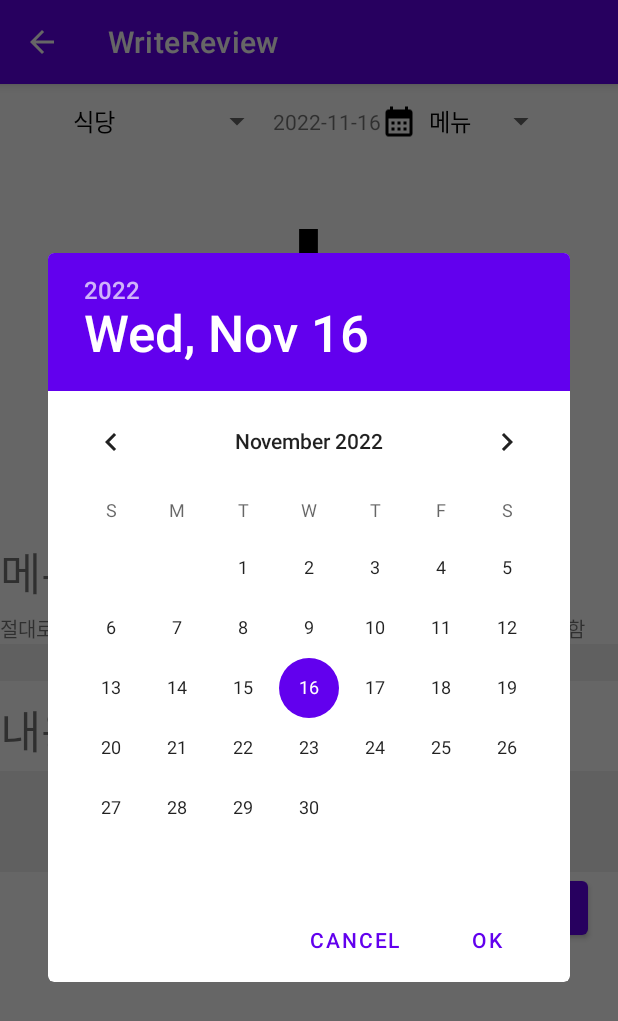
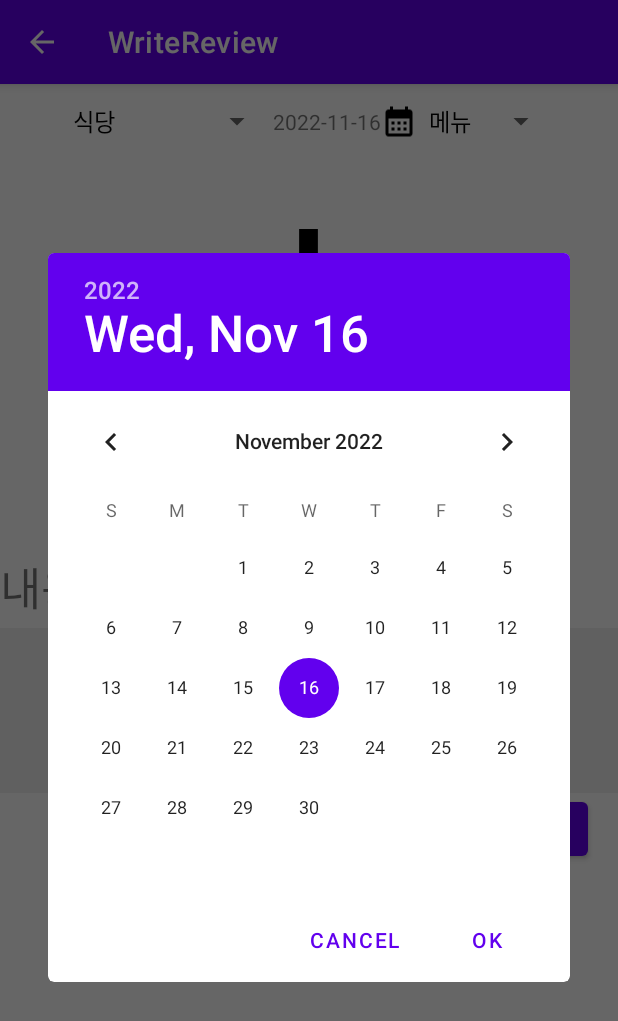
Before and after one commit to ji-hunc/kookbap, an Android app: the WriteReview screen opened directly, with no data from a screen before it, after a tap on an icon or button, on a phone screen of 412 x 824 dp. Shown: the top 1021 px of the screen. Run offline under Robolectric (Android 15) with nearby library versions, the phone set to English and light mode, and no system bars.

Commit message:
식당별 메뉴 이름 가져오기 및 리뷰작성페이지 메뉴이름 에딧텍스트 제거

```diff
--- a/kookbap/app/src/main/java/com/kookmin/kookbap/WriteReview.java
+++ b/kookbap/app/src/main/java/com/kookmin/kookbap/WriteReview.java
@@ -68,7 +68,7 @@ import retrofit2.http.Field;
 public class WriteReview extends AppCompatActivity {
     TextView dateTextView;
     ImageView foodImage, calendarImageButton;
-    EditText editTextReview, editTextMenuName;
+    EditText editTextReview;
     Button postButton;
     RatingBar ratingBar;
 
@@ -76,11 +76,16 @@ public class WriteReview extends AppCompatActivity {
     Bitmap imageBitmap, noticeBitmap;
     Uri uri;
     String chosenDate;
+    String date, nowYear, nowMonth, nowDate;
+
 
     boolean isFilledImage;
     JSONObject jsonObject;
     String[] cafeteriaNames = {"식당", "한울식당", "학생식당", "교직원식당", "K-Bob", "청향 한식당", "청향 양식당", "생활관식당"};
     String[] menus;
+    ArrayList<ArrayList<String>> menuArrayListsss = new ArrayList<>();
+
+    Spinner menuSpinner, cafeteriaSpinner;
 
 
     MenuDataParser menuDataParser;
@@ -91,6 +96,15 @@ public class WriteReview extends AppCompatActivity {
         super.onCreate(savedInstanceState);
         setContentView(R.layout.activity_write_review);
 
+        menuSpinner = findViewById(R.id.menuSpinner);
+        cafeteriaSpinner = findViewById(R.id.cafeteriaSpinner);
+
+        Calendar calendar = Calendar.getInstance();
+        nowYear = Integer.toString(calendar.get(Calendar.YEAR));
+        nowMonth = Integer.toString(calendar.get(Calendar.MONTH) + 1);
+        nowDate = Integer.toString(calendar.get(Calendar.DAY_OF_MONTH));
+        date = nowYear + "-" + nowMonth + "-" + nowDate; // 오늘 날짜가 url에 포함됨. 일단 하드 코딩
+
         Call<Object> call; // 원래 Retrofit 은 받아올 데이터 클래스를 정의해야 하지만, 완전 통으로 가져올 때는 따로 정의 없이 Object로 가져올 수 있음
         call = RetrofitClient.getApiService().getMenuData();
         call.enqueue(new Callback<Object>() {
@@ -100,7 +114,6 @@ public class WriteReview extends AppCompatActivity {
                     try {
                         jsonObject = new JSONObject(new Gson().toJson(response.body()));
                         menuDataParser = new MenuDataParser(jsonObject, chosenDate);
-
                     } catch (JSONException e) {
                         e.printStackTrace();
                     }
@@ -121,48 +134,48 @@ public class WriteReview extends AppCompatActivity {
         editTextReview = findViewById(R.id.myReview);
         postButton = findViewById(R.id.save_Review);
         calendarImageButton = findViewById(R.id.write_review_datebtn);
-        editTextMenuName = findViewById(R.id.editTextMenuName);
         ratingBar = findViewById(R.id.myRating);
 
         //지훈님과 날짜 표시 방식 통일
-        Calendar calendar = Calendar.getInstance();
+//        Calendar calendar = Calendar.getInstance();
         printDateResult(calendar.get(Calendar.YEAR),calendar.get(Calendar.MONTH),calendar.get(Calendar.DAY_OF_MONTH));
 
         // 달력 그림 눌렀을 때 달력 다이얼로그 띄우기
+//        calendarImageButton.setOnClickListener(new View.OnClickListener() {
+//            @Override
+//            public void onClick(View view) {
+//                DialogFragment newFragment = new DatePickerFragment();
+//                newFragment.show(getSupportFragmentManager(), "datePicker");
+//            }
+//        });
+        // TODO 날짜 선택시 이벤트가 있는 아래 함수로 바꿔야함
         calendarImageButton.setOnClickListener(new View.OnClickListener() {
             @Override
             public void onClick(View view) {
-                DialogFragment newFragment = new DatePickerFragment();
-                newFragment.show(getSupportFragmentManager(), "datePicker");
+//                Calendar calendar = Calendar.getInstance();
+                DatePickerDialog datePickerDialog = new DatePickerDialog(WriteReview.this, new DatePickerDialog.OnDateSetListener() {
+                    // 날자를 선택했을 때
+                    @Override
+                    public void onDateSet(DatePicker datePicker, int yy, int mm, int dd) {
+                        nowYear = Integer.toString(yy);
+                        nowMonth = mm + 1 < 10 ? "0" + (mm + 1) : "" + (mm + 1);
+                        nowDate = dd < 10 ? "0" + dd : "" + dd;
+                        date = nowYear + "-" + nowMonth + "-" + nowDate;
+                        dateTextView.setText(date);
+
+                        menuDataParser = new MenuDataParser(jsonObject, date);
+                        Log.e("list", menuDataParser.getHanulMenuData().toString());
+                        cafeteriaSpinner.setSelection(0);
+                        menuSpinner.setSelection(0);
+
+                    }
+                }, Integer.parseInt(nowYear), Integer.parseInt(nowMonth) - 1, Integer.parseInt(nowDate)); // 처음 DatePicker가 켜졌을 때 최초로 선택되어 있는 날짜
+                datePickerDialog.show();
             }
         });
-        // TODO 날짜 선택시 이벤트가 있는 아래 함수로 바꿔야함
-//        calendarButton.setOnClickListener(new View.OnClickListener() {
-//            @Override
-//            public void onClick(View view) {
-//                Calendar calendar = Calendar.getInstance();
-//                DatePickerDialog datePickerDialog = new DatePickerDialog(view.getContext(), new DatePickerDialog.OnDateSetListener() {
-//                    // 날자를 선택했을 때
-//                    @Override
-//                    public void onDateSet(DatePicker datePicker, int yy, int mm, int dd) {
-//                        nowYear = Integer.toString(yy);
-//                        nowMonth = mm + 1 < 10 ? "0" + (mm + 1) : "" + (mm + 1);
-//                        nowDate = dd < 10 ? "0" + dd : "" + dd;
-//                        date = nowYear + "-" + nowMonth + "-" + nowDate;
-//                        dateTextView.setText(date);
-//
-//                        // 날짜를 선택하고 확인을 누르면, 어댑터가 그 날짜에 해당하는 것들로 다시 뿌려줌
-//                        cafeteriaViewPagerAdapter = new CafeteriaViewPagerAdapter(requireActivity(), jsonObject, date);
-//                        viewPager2.setAdapter(cafeteriaViewPagerAdapter);
-//                    }
-//                }, Integer.parseInt(nowYear), Integer.parseInt(nowMonth) - 1, Integer.parseInt(nowDate)); // 처음 DatePicker가 켜졌을 때 최초로 선택되어 있는 날짜
-//                datePickerDialog.show();
-//            }
-//        });
 
 
         ArrayAdapter<String> adapterMenu = new ArrayAdapter<String>(this, android.R.layout.simple_spinner_dropdown_item, new String[] {"메뉴"});
-        Spinner menuSpinner = findViewById(R.id.menuSpinner);
         menuSpinner.setAdapter(adapterMenu);
         menuSpinner.setSelection(0);
         menuSpinner.setOnItemSelectedListener(new AdapterView.OnItemSelectedListener() {
@@ -178,7 +191,6 @@ public class WriteReview extends AppCompatActivity {
         });
 
         ArrayAdapter<String> adapterCafeteria = new ArrayAdapter<String>(this, android.R.layout.simple_spinner_dropdown_item, cafeteriaNames);
-        Spinner cafeteriaSpinner = findViewById(R.id.cafeteriaSpinner);
         cafeteriaSpinner.setAdapter(adapterCafeteria);
         cafeteriaSpinner.setSelection(0);
         cafeteriaSpinner.setOnItemSelectedListener(new AdapterView.OnItemSelectedListener() {
@@ -193,9 +205,6 @@ public class WriteReview extends AppCompatActivity {
 
                     for (int k = 0; k < sizeOfMenu; k++) {
                         menus[k] = menuArrayList.get(k);
-                    }
-                    for (int q=0; q<menus.length; q++) {
-                        Log.e("qwe", menus[q]);
                     }
                     ArrayAdapter<String> menuAdapter = new ArrayAdapter<String>(getApplicationContext(), android.R.layout.simple_spinner_dropdown_item, menus);
                     menuSpinner.setAdapter(menuAdapter);
@@ -324,11 +333,9 @@ public class WriteReview extends AppCompatActivity {
         postButton.setOnClickListener(new View.OnClickListener() {
             @Override
             public void onClick(View view) {
-                if (!(editTextMenuName.getText().toString().equals("") || editTextReview.getText().toString().equals("") || !isFilledImage)) {
+                if (!(editTextReview.getText().toString().equals("") || !isFilledImage)) {
                     // 채우지 않은 항목이 있거나, 이미지가 없을 경우
-                    String menuNameTemp = editTextMenuName.getText().toString();
-                    String descriptionTemp = editTextReview.getText().toString();
-                    float starTemp = ratingBar.getRating();
+                    if (!(cafeteriaSpinner.getSelectedItem().toString().equals("식당") || menuSpinner.getSelectedItem().toString().equals("메뉴"))) {
 
                         File newFile = new File(getApplicationContext().getFilesDir(), "test.png");
                         FileOutputStream fileOutputStream = null;
@@ -349,12 +356,12 @@ public class WriteReview extends AppCompatActivity {
 
 
                         RequestBody reviewUserId = RequestBody.create(MultipartBody.FORM, "jihun");
-                    RequestBody menuName = RequestBody.create(MultipartBody.FORM, menuNameTemp);
+                        RequestBody menuName = RequestBody.create(MultipartBody.FORM, menuSpinner.getSelectedItem().toString());
                         RequestBody writeDate = RequestBody.create(MultipartBody.FORM, "jihun");
-                    RequestBody star = RequestBody.create(MultipartBody.FORM, String.valueOf(starTemp));
+                        RequestBody star = RequestBody.create(MultipartBody.FORM, String.valueOf(ratingBar.getRating()));
                         RequestBody reviewLike = RequestBody.create(MultipartBody.FORM, String.valueOf(0));
-                    RequestBody description = RequestBody.create(MultipartBody.FORM, descriptionTemp);
-                    RequestBody restaurantName = RequestBody.create(MultipartBody.FORM, "한울식당");
+                        RequestBody description = RequestBody.create(MultipartBody.FORM, editTextReview.getText().toString());
+                        RequestBody restaurantName = RequestBody.create(MultipartBody.FORM, cafeteriaSpinner.getSelectedItem().toString());
 
                         HashMap<String, RequestBody> map = new HashMap<>();
                         map.put("reviewUserId", reviewUserId);
@@ -365,7 +372,7 @@ public class WriteReview extends AppCompatActivity {
                         map.put("description", description);
                         map.put("restaurantName", restaurantName);
 
-                    // TODO 유저 아이디("jihun" 아직 상수), 식당 이름("한울식당" 아직 상수), 메뉴 이름("edit Text로 쓰게 되있음 현재"), date(날짜는 서버시간으로 할 것임)
+                        // TODO 유저 아이디("jihun" 아직 상수) 유저관리로 변수로 받아야함
                         Call<Result> call = RetrofitClient.getApiService().uploadFileWithPartMap(map, body);
                         call.enqueue(new Callback<Result>() {
                             @Override
@@ -393,6 +400,7 @@ public class WriteReview extends AppCompatActivity {
                                     Log.e("LOGLOG", "success3");
                                 }
                             }
+
                             // 통신실패시
                             @Override
                             public void onFailure(@NonNull Call<Result> call, @NonNull Throwable t) {
@@ -401,8 +409,11 @@ public class WriteReview extends AppCompatActivity {
 
                             }
                         });
+                        finish();
+                    } else {
+                        Toast.makeText(WriteReview.this, "식당을 고르고, 메뉴를 선택하십시오", Toast.LENGTH_SHORT).show();
+                    }
 
-                    finish();
                 } else {
                     Toast.makeText(WriteReview.this, "내용을 채우거나 이미지를 등록하십시오", Toast.LENGTH_SHORT).show();
                 }
--- a/kookbap/app/src/main/res/layout/activity_write_review.xml
+++ b/kookbap/app/src/main/res/layout/activity_write_review.xml
@@ -62,21 +62,6 @@
             android:layout_height="wrap_content"
             android:orientation="vertical">
             <TextView
-                android:layout_width="wrap_content"
-                android:layout_height="50dp"
-                android:text="메뉴이름 테스트용"
-                android:textSize="30sp"/>
-            <TextView
-                android:layout_width="wrap_content"
-                android:layout_height="wrap_content"
-                android:text="절대로 사용자가 메뉴이름 직접 쓰게해선 안 됌 상단의 스피너로 골라야함"
-                android:textSize="13sp"/>
-            <EditText
-                android:background="@color/lightGrey"
-                android:id="@+id/editTextMenuName"
-                android:layout_width="match_parent"
-                android:layout_height="wrap_content"/>
-            <TextView
                 android:layout_marginTop="10dp"
                 android:layout_width="wrap_content"
                 android:layout_height="50dp"
@@ -88,8 +73,8 @@
                 android:layout_width="match_parent"
                 android:layout_height="wrap_content"
                 android:inputType="textMultiLine"
-                android:maxLines="3"
-                android:minLines="3" />
+                android:maxLines="5"
+                android:minLines="5" />
         </LinearLayout>
 
         <Button
```
Also changed, not shown: kookbap/app/src/main/java/com/kookmin/kookbap/cafeteriaFragments/MenuDataParser.java (+46 -19 lines). Lines whose indentation alone changed are shown as unchanged.
